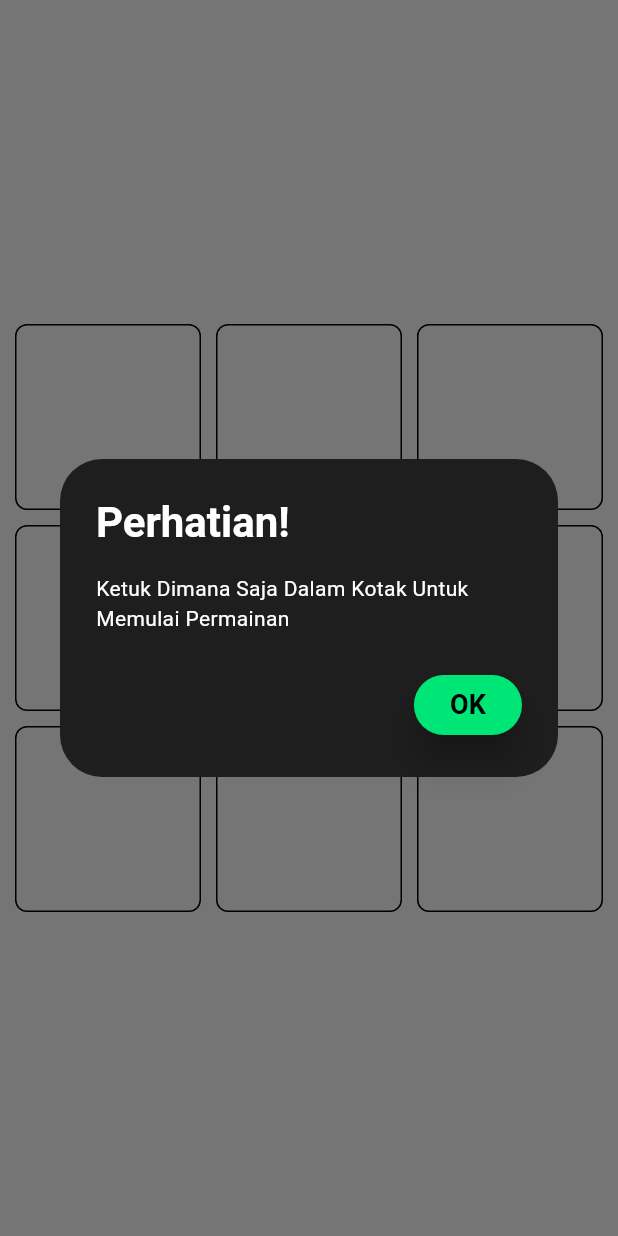
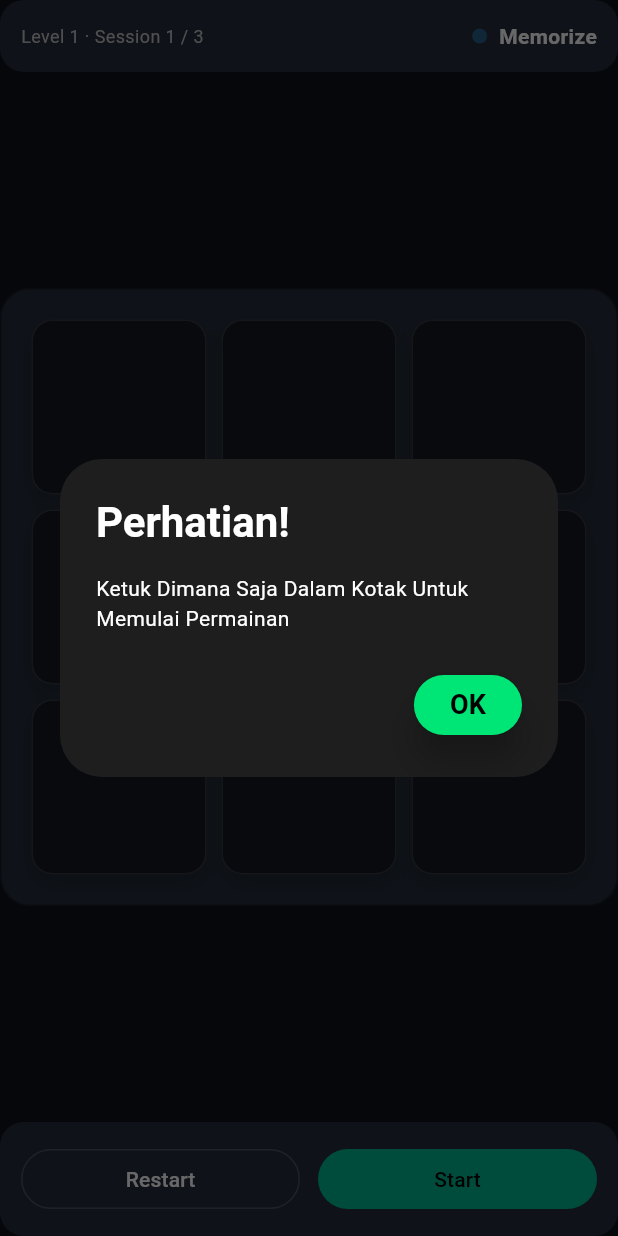
Before and after one commit to Soejii/pulse_flow, a Flutter app: the BottomNavigationScreen screen opened by its route, after a tap on "START", on a phone screen of 412 x 824 dp. Run offline on Flutter 3.47's test engine with Material 3 defaults, Android fonts, the phone set to English and light mode, and no system bars; our stand-ins replace get, just_audio, shared_preferences; accounts and stored records are empty.

Commit message:
feat: game ui changes

```diff
--- a/lib/presentation/game/controllers/game.controller.dart
+++ b/lib/presentation/game/controllers/game.controller.dart
@@ -22,9 +22,9 @@ class GameController extends GetxController {
 
     final s = progressController.state.value;
 
-    currentLevel = s.currentLevel;
-    currentWinning = s.currentSession - 1;
-    zoneCount.value = zoneCountList[currentLevel - 1];
+    currentLevel.value = s.currentLevel;
+    currentWinning.value = s.currentSession - 1;
+    zoneCount.value = zoneCountList[currentLevel.value - 1];
 
     resetRunState();
     _reinitBoard();
@@ -55,9 +55,9 @@ class GameController extends GetxController {
   var zoneCount = 9.obs;
   List<int> remainingTiles = [];
 
-  int currentWinning = 0;
+  RxInt currentWinning = 0.obs;
   int needsToWin = 3;
-  int currentLevel = 1;
+  RxInt currentLevel = 1.obs;
   List<int> zoneCountList = [9, 16, 25, 36];
   final targetGreenCountRange = [(3, 6), (5, 9), (7, 13), (10, 18)];
 
@@ -81,7 +81,7 @@ class GameController extends GetxController {
     currentGreenCount = 0;
     isRecallPhase.value = false;
     distractorFailStreak = 0;
-    final range = targetGreenCountRange[currentLevel - 1];
+    final range = targetGreenCountRange[currentLevel.value - 1];
     targetGreenCount = range.$1 + _random.nextInt(range.$2 - range.$1 + 1);
     isStarted = false;
   }
@@ -92,7 +92,7 @@ class GameController extends GetxController {
   }
 
   void setLevel(int levelIndex) async {
-    currentLevel = levelIndex;
+    currentLevel.value = levelIndex;
     await progressController.setCurrentLevel(levelIndex);
     zoneCount.value = zoneCountList[levelIndex - 1];
     resetRunState();
@@ -128,7 +128,7 @@ class GameController extends GetxController {
           _showSuccessDialog();
         }
       } else {
-        currentWinning = 0;
+        currentWinning.value = 0;
         failSound();
         _showFailedDialog();
       }
@@ -236,16 +236,16 @@ class GameController extends GetxController {
         actions: [
           ElevatedButton(
             onPressed: () {
-              if (currentWinning == needsToWin) {
-                setLevel(currentLevel + 1);
-                currentWinning = 0;
+              if (currentWinning.value == needsToWin) {
+                setLevel(currentLevel.value + 1);
+                currentWinning.value = 0;
               }
 
               historyController.addHistory(
                 HistoryModel(
                   timestamp: DateTime.now(),
-                  level: currentLevel,
-                  session: currentWinning + 1,
+                  level: currentLevel.value,
+                  session: currentWinning.value + 1,
                   gridSize: zoneCount.value,
                   remembered: playerSequenceList.length,
                   target: correctSequenceList.length,
@@ -255,11 +255,11 @@ class GameController extends GetxController {
 
               progressController.setProgress(
                 progressController.state.value.copyWith(
-                  currentLevel: currentLevel,
-                  currentSession: currentWinning + 1,
+                  currentLevel: currentLevel.value,
+                  currentSession: currentWinning.value + 1,
                   highestUnlockedLevel: max(
                     progressController.state.value.highestUnlockedLevel,
-                    currentLevel,
+                    currentLevel.value,
                   ),
                 ),
               );
@@ -307,8 +307,8 @@ class GameController extends GetxController {
               historyController.addHistory(
                 HistoryModel(
                   timestamp: DateTime.now(),
-                  level: currentLevel,
-                  session: currentWinning,
+                  level: currentLevel.value,
+                  session: currentWinning.value,
                   gridSize: zoneCount.value,
                   remembered: playerSequenceList.length,
                   target: correctSequenceList.length,
--- a/lib/presentation/game/game.screen.dart
+++ b/lib/presentation/game/game.screen.dart
@@ -1,6 +1,7 @@
 import 'dart:math' as math;
 import 'package:flutter/material.dart';
 import 'package:get/get.dart';
+import 'package:pulse_flow/shared/app_color.dart';
 
 import 'controllers/game.controller.dart';
 
@@ -10,12 +11,18 @@ class GameScreen extends GetView<GameController> {
   @override
   Widget build(BuildContext context) {
     return Scaffold(
-      backgroundColor: Colors.white,
-      body: SafeArea(
+      backgroundColor: AppColor.backgroundDark,
+      body: Center(
+        child: ConstrainedBox(
+          constraints: const BoxConstraints(maxWidth: 720),
           child: Column(
             mainAxisAlignment: MainAxisAlignment.center,
+            crossAxisAlignment: CrossAxisAlignment.center,
             children: [
-            Center(
+              _TopHud(controller: controller),
+              const SizedBox(height: 14),
+              Expanded(
+                child: Center(
                   child: Obx(() {
                     final zoneCount = controller.zoneCount.value;
                     final crossAxisCount = math.sqrt(zoneCount).toInt();
@@ -23,16 +30,25 @@ class GameScreen extends GetView<GameController> {
                     return LayoutBuilder(
                       builder: (context, constraints) {
                         final maxWidth = constraints.maxWidth;
-                    final boardSize = maxWidth.clamp(300.0, 600.0);
+                        final boardSize = maxWidth.clamp(320.0, 640.0);
 
-                    return SizedBox(
+                        return Container(
                           width: boardSize,
                           height: boardSize,
-                      child: AspectRatio(
-                        aspectRatio: 1,
-                        child: GridView.builder(
+                          padding: const EdgeInsets.all(14),
+                          decoration: BoxDecoration(
+                            color: AppColor.themeDarkBlue,
+                            borderRadius: BorderRadius.circular(20),
+                            border: Border.all(
+                              color: AppColor.themeDarkerBlue
+                                  .withValues(alpha: 0.9),
+                            ),
+                          ),
+                          child: Stack(
+                            children: [
+                              GridView.builder(
                                 physics: const NeverScrollableScrollPhysics(),
-                          padding: const EdgeInsets.all(10),
+                                padding: const EdgeInsets.all(6),
                                 itemCount: zoneCount,
                                 gridDelegate:
                                     SliverGridDelegateWithFixedCrossAxisCount(
@@ -40,15 +56,21 @@ class GameScreen extends GetView<GameController> {
                                   mainAxisSpacing: 10,
                                   crossAxisSpacing: 10,
                                 ),
-                          itemBuilder: (context, index) => _zoneTile(index),
+                                itemBuilder: (context, index) =>
+                                    _zoneTile(index),
                               ),
+                            ],
                           ),
                         );
                       },
                     );
                   }),
                 ),
+              ),
+              const SizedBox(height: 14),
+              _BottomActions(controller: controller),
             ],
+          ),
         ),
       ),
     );
@@ -56,27 +78,153 @@ class GameScreen extends GetView<GameController> {
 
   Widget _zoneTile(int index) {
     return Obx(() {
+      final color = controller.tileColors[index] ?? AppColor.themeDarkerBlue;
+
       return GestureDetector(
         onTap: () {
           if (controller.isStarted == false) {
             controller.startGame();
+            return;
           }
           if (controller.isRecallPhase.value) {
+            controller.tapSound();
             controller.onTapRecallPhase(index);
-            controller.audio.playTap();
           }
         },
-        child: Container(
+        child: AnimatedContainer(
+          duration: const Duration(milliseconds: 120),
           decoration: BoxDecoration(
-            color: controller.tileColors[index] ?? Colors.white,
-            borderRadius: BorderRadius.circular(8),
+            color: color,
+            borderRadius: BorderRadius.circular(14),
             border: Border.all(
-              color: Colors.black,
+              color: AppColor.neutralGrey.withValues(alpha: 0.18),
               width: 1,
             ),
+            boxShadow: [
+              BoxShadow(
+                blurRadius: 10,
+                offset: const Offset(0, 6),
+                color: Colors.black.withValues(alpha: 0.18),
+              ),
+            ],
           ),
         ),
       );
     });
   }
 }
+
+class _TopHud extends StatelessWidget {
+  const _TopHud({required this.controller});
+  final GameController controller;
+
+  @override
+  Widget build(BuildContext context) {
+    return Container(
+      padding: const EdgeInsets.all(14),
+      decoration: BoxDecoration(
+        color: AppColor.themeDarkBlue,
+        borderRadius: BorderRadius.circular(16),
+      ),
+      child: Row(
+        children: [
+          Expanded(
+            child: Obx(() {
+              final level = controller.currentLevel;
+              final session = (controller.currentWinning + 1)
+                  .clamp(1, controller.needsToWin);
+
+              return Column(
+                crossAxisAlignment: CrossAxisAlignment.start,
+                children: [
+                  Text(
+                    'Level $level · Session $session / ${controller.needsToWin}',
+                    style: const TextStyle(
+                      color: AppColor.neutralGrey,
+                      fontSize: 12,
+                    ),
+                  ),
+                ],
+              );
+            }),
+          ),
+          Obx(() {
+            final recall = controller.isRecallPhase.value;
+            final label = recall ? 'Recall' : 'Memorize';
+            final dotColor = recall ? AppColor.themeGreen : AppColor.themeBlue;
+
+            return Row(
+              children: [
+                Container(
+                  width: 10,
+                  height: 10,
+                  decoration: BoxDecoration(
+                    shape: BoxShape.circle,
+                    color: dotColor,
+                  ),
+                ),
+                const SizedBox(width: 8),
+                Text(
+                  label,
+                  style: const TextStyle(
+                    color: AppColor.textPrimary,
+                    fontWeight: FontWeight.w600,
+                  ),
+                ),
+              ],
+            );
+          }),
+        ],
+      ),
+    );
+  }
+}
+
+class _BottomActions extends StatelessWidget {
+  const _BottomActions({required this.controller});
+  final GameController controller;
+
+  @override
+  Widget build(BuildContext context) {
+    return Container(
+      padding: const EdgeInsets.all(14),
+      decoration: BoxDecoration(
+        color: AppColor.themeDarkBlue,
+        borderRadius: BorderRadius.circular(16),
+      ),
+      child: Row(
+        children: [
+          Expanded(
+            child: OutlinedButton(
+              onPressed: () {
+                controller.resetRunState();
+                controller.startGame();
+              },
+              style: OutlinedButton.styleFrom(
+                side: BorderSide(
+                    color: AppColor.neutralGrey.withValues(alpha: 0.25)),
+                foregroundColor: AppColor.textPrimary,
+              ),
+              child: const Text('Restart'),
+            ),
+          ),
+          const SizedBox(width: 12),
+          Expanded(
+            child: FilledButton(
+              onPressed: () {
+                if (!controller.isStarted) {
+                  controller.startGame();
+                }
+              },
+              style: FilledButton.styleFrom(
+                backgroundColor: AppColor.themeGreen,
+                foregroundColor: Colors.black,
+              ),
+              child: const Text('Start'),
+            ),
+          ),
+        ],
+      ),
+    );
+  }
+}
```
Lines whose indentation alone changed are shown as unchanged.
